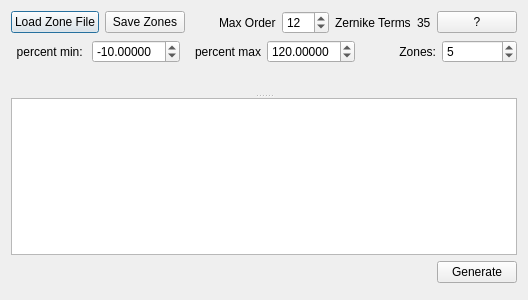
The window that percentcorrectiondlg.ui (githubdoe/DFTFringe) describes before a commit, drawn with Qt 5.
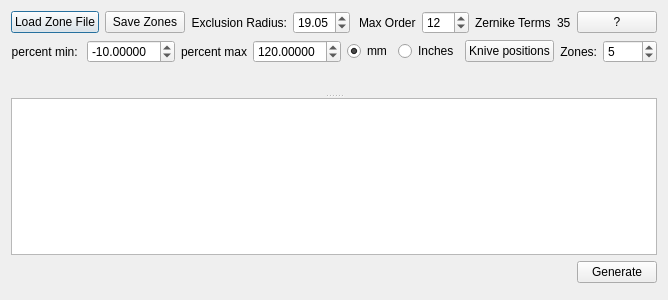
The same window after the commit. Custom widgets are drawn as their Qt base class.

Commit message: added exclude radius and mm/inches, and knive display to percent correction graph.  Compared resutls to zambuto sheet and it percent correction matches with it.

Patch:
```diff
--- a/percentcorrectiondlg.ui
+++ b/percentcorrectiondlg.ui
@@ -6,7 +6,7 @@
    <rect>
     <x>0</x>
     <y>0</y>
-    <width>528</width>
+    <width>579</width>
     <height>300</height>
    </rect>
   </property>
@@ -30,6 +30,26 @@
        </property>
       </widget>
      </item>
+     <item>
+      <widget class="QLabel" name="label_6">
+       <property name="text">
+        <string>Exclusion Radius:</string>
+       </property>
+       <property name="alignment">
+        <set>Qt::AlignRight|Qt::AlignTrailing|Qt::AlignVCenter</set>
+       </property>
+      </widget>
+     </item>
+     <item>
+      <widget class="QDoubleSpinBox" name="exclusionRadius">
+       <property name="singleStep">
+        <double>0.100000000000000</double>
+       </property>
+       <property name="value">
+        <double>19.050000000000001</double>
+       </property>
+      </widget>
+     </item>
      <item>
       <spacer name="horizontalSpacer">
        <property name="orientation">
@@ -152,6 +172,43 @@
        </property>
       </widget>
      </item>
+     <item>
+      <widget class="QRadioButton" name="useMM">
+       <property name="text">
+        <string>mm</string>
+       </property>
+       <property name="checked">
+        <bool>true</bool>
+       </property>
+      </widget>
+     </item>
+     <item>
+      <widget class="QRadioButton" name="useInches">
+       <property name="text">
+        <string>Inches</string>
+       </property>
+      </widget>
+     </item>
+     <item>
+      <spacer name="horizontalSpacer_4">
+       <property name="orientation">
+        <enum>Qt::Horizontal</enum>
+       </property>
+       <property name="sizeHint" stdset="0">
+        <size>
+         <width>40</width>
+         <height>20</height>
+        </size>
+       </property>
+      </spacer>
+     </item>
+     <item>
+      <widget class="QPushButton" name="knives">
+       <property name="text">
+        <string>Knive positions</string>
+       </property>
+      </widget>
+     </item>
      <item>
       <widget class="QLabel" name="label_4">
        <property name="text">
```
The commit also changes 4 other files.
